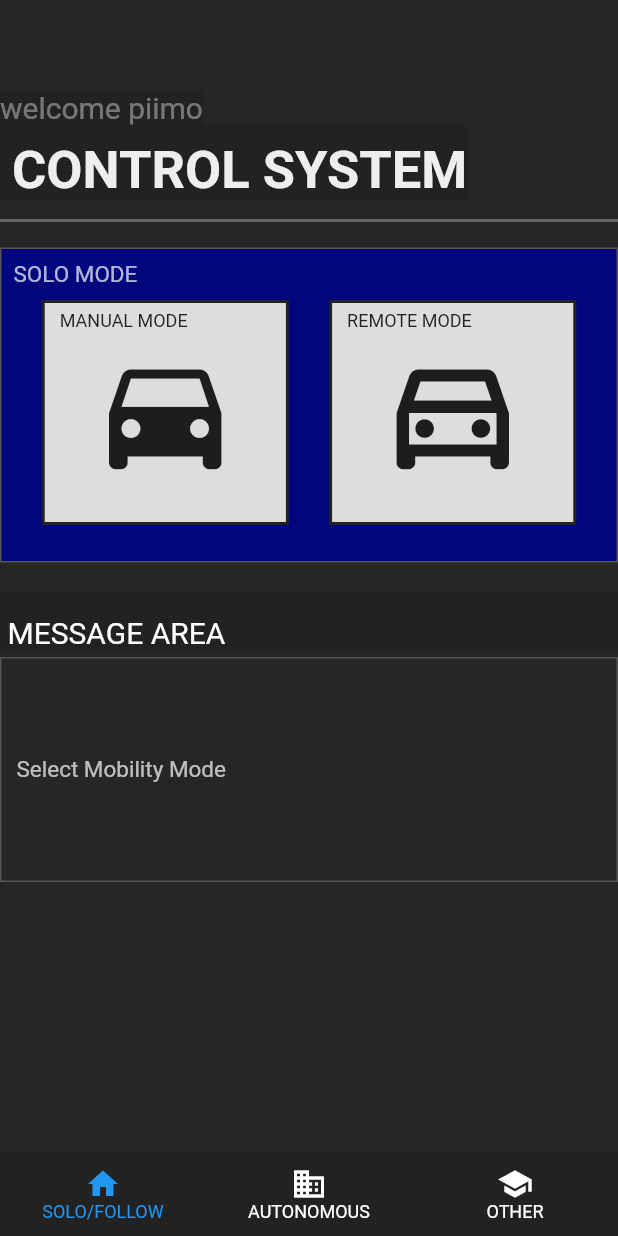
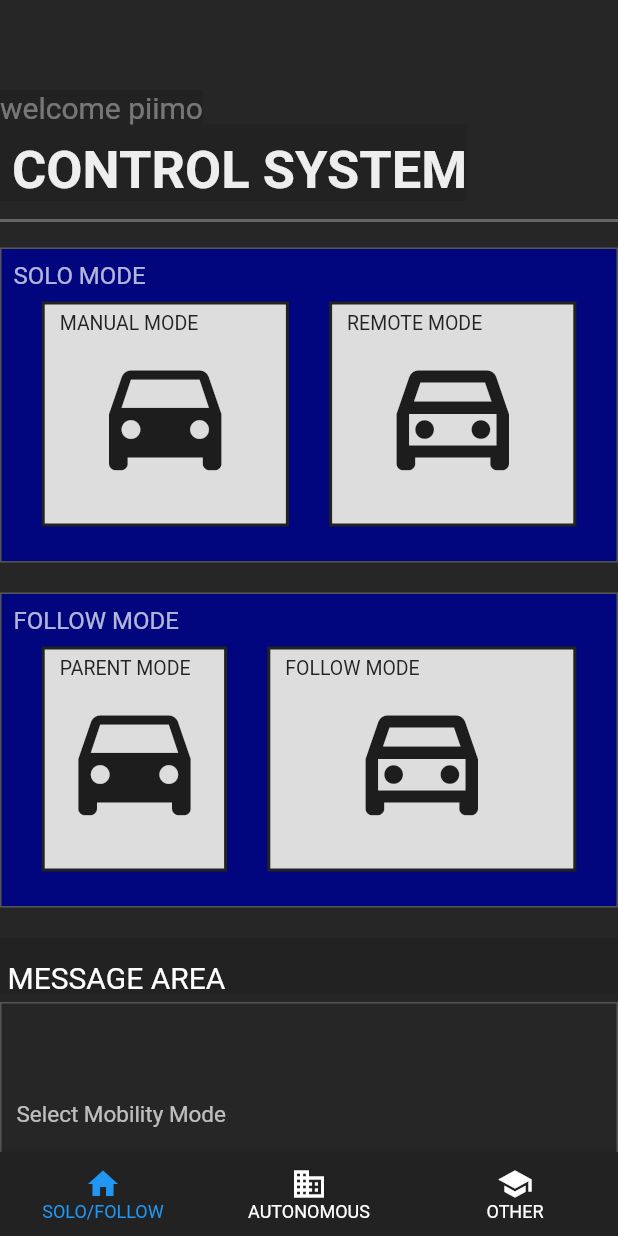
Before and after one commit to sota1111/flut, a Flutter app: the screen it shows after launch, on a phone screen of 412 x 824 dp. Run offline on Flutter 3.47's test engine with Material 2 defaults, Android fonts, the phone set to English and light mode, and no system bars; our stand-ins replace flutter_riverpod, hive, hive_flutter, screenshot, share_plus; accounts and stored records are empty.

Commit message:
Followモードを追加。

```diff
--- a/robot_ui/lib/common.dart
+++ b/robot_ui/lib/common.dart
@@ -5,5 +5,5 @@ enum Mode {
   manual,
   remote,
   parent,
-  child,
+  follow,
 }
--- a/robot_ui/lib/main.dart
+++ b/robot_ui/lib/main.dart
@@ -3,7 +3,7 @@ import 'package:flutter/material.dart';
 import 'package:flutter_riverpod/flutter_riverpod.dart';
 import 'upper_area.dart';
 import 'manual_remote.dart';
-import 'follow.dart';
+import 'parent_follow.dart';
 import 'message_area.dart';
 import 'bottom_navi.dart';
 
@@ -27,7 +27,7 @@ class MyApp extends StatelessWidget {
           children: [
             UpperArea(),
             ManualRemote(),
-            //Follow(),
+            ParentFollow(),
             MessageArea(),
           ],
         ),
--- a/robot_ui/lib/manual_remote.dart
+++ b/robot_ui/lib/manual_remote.dart
@@ -49,7 +49,7 @@ class ManualRemote extends ConsumerWidget {
               padding: const EdgeInsets.all(8.0),
               child: Text(
                 'SOLO MODE',
-                style: TextStyle(fontSize: 15, color: Colors.white70),
+                style: TextStyle(fontSize: 16, color: Colors.white70),
               ),
             ),
             Row(
@@ -84,7 +84,7 @@ class ManualRemote extends ConsumerWidget {
                           child: Text(
                             'MANUAL MODE',
                             style: TextStyle(
-                                fontSize: 12,
+                                fontSize: 13,
                                 color: _colorManual == colorOn
                                     ? colorOff
                                     : colorOn),
@@ -123,7 +123,7 @@ class ManualRemote extends ConsumerWidget {
                           child: Text(
                             'REMOTE MODE',
                             style: TextStyle(
-                              fontSize: 12,
+                              fontSize: 13,
                               color:
                                   _colorRemote == colorOn ? colorOff : colorOn,
                             ),
--- a/robot_ui/lib/follow.dart
+++ b/robot_ui/lib/parent_follow.dart
@@ -1,22 +1,42 @@
+import 'dart:ui';
 import 'package:flutter/cupertino.dart';
 import 'package:flutter/material.dart';
+import 'package:flutter_riverpod/flutter_riverpod.dart';
+import 'common.dart';
 
+final modeProvider = StateNotifierProvider<ModeNotifier, Mode>(
+        (ref) => ModeNotifier(Mode.neutral));
 
-class Follow extends StatefulWidget {
-  @override
-  _FollowState createState() => _FollowState();
+class ModeNotifier extends StateNotifier<Mode> {
+  ModeNotifier(Mode state) : super(state);
+
+  void changeMode(Mode newMode) {
+    if (newMode == state) {
+      state = Mode.neutral;
+    } else {
+      state = newMode;
+    }
+  }
 }
 
-class _FollowState extends State<Follow> {
+class ParentFollow extends ConsumerWidget {
   @override
-  Widget build(BuildContext context){
+  Widget build(BuildContext context, WidgetRef ref) {
+    Size screenSize = MediaQuery.of(context).size;
+    Mode modeState = ref.watch(modeProvider);
+    Color colorOn = const Color(0xFF222222);
+    Color colorOff = const Color(0xFFDDDDDD);
+    Color _colorParent = modeState == Mode.parent ? colorOn : colorOff;
+    Color _colorFollow = modeState == Mode.follow ? colorOn : colorOff;
 
-    Size screenSize = MediaQuery.of(context).size;
+    void _changeColor(Mode modeClicked) {
+      ref.read(modeProvider.notifier).changeMode(modeClicked);
+    }
 
     return Column(crossAxisAlignment: CrossAxisAlignment.start, children: [
       Container(
-        width: screenSize.width * 1.0, // 例: 幅を100に設定
-        height: 210, // 例: 高さを100に設定
+        width: screenSize.width * 1.0,
+        height: 210,
         decoration: BoxDecoration(
           color: Color(0xFF01067F),
           borderRadius: BorderRadius.circular(0),
@@ -28,7 +48,7 @@ class _FollowState extends State<Follow> {
             Padding(
               padding: const EdgeInsets.all(8.0),
               child: Text(
-                'FOLLOE MODE',
+                'FOLLOW MODE',
                 style: TextStyle(fontSize: 16, color: Colors.white70),
               ),
             ),
@@ -36,20 +56,24 @@ class _FollowState extends State<Follow> {
               mainAxisAlignment: MainAxisAlignment.spaceEvenly,
               children: [
                 InkWell(
-                  onTap: () {},
+                  onTap: () {
+                    _changeColor(Mode.parent);
+                  },
                   child: Container(
                     width: screenSize.width * 0.3,
                     height: 150,
                     decoration: BoxDecoration(
-                      color: Color(0xFFDDDDDD),
+                      color: _colorParent,
                       borderRadius: BorderRadius.circular(0),
-                      border: Border.all(color: Color(0xFF555555), width: 2),
+                      border: Border.all(
+                          color: _colorParent == colorOn ? colorOff : colorOn,
+                          width: 2),
                     ),
                     child: Stack(
                       children: [
                         Center(
                           child: Icon(
-                            Icons.directions_railway_filled_outlined,
+                            Icons.directions_car,
                             color: Colors.black87,
                             size: 100,
                           ),
@@ -58,30 +82,37 @@ class _FollowState extends State<Follow> {
                           top: 5,
                           left: 10,
                           child: Text(
-                            'PARENT DEVICE',
-                            style: TextStyle(fontSize: 12, color: Colors.black54),
+                            'PARENT MODE',
+                            style: TextStyle(
+                                fontSize: 13,
+                                color: _colorParent == colorOn
+                                    ? colorOff
+                                    : colorOn),
                           ),
                         ),
                       ],
                     ),
                   ),
                 ),
-
                 InkWell(
-                  onTap: () {},
+                  onTap: () {
+                    _changeColor(Mode.follow);
+                  },
                   child: Container(
                     width: screenSize.width * 0.5,
                     height: 150,
                     decoration: BoxDecoration(
-                      color: Color(0xFFDDDDDD),
+                      color: _colorFollow,
                       borderRadius: BorderRadius.circular(0),
-                      border: Border.all(color: Color(0xFF555555), width: 2),
+                      border: Border.all(
+                          color: _colorFollow == colorOn ? colorOff : colorOn,
+                          width: 2),
                     ),
                     child: Stack(
                       children: [
                         Center(
                           child: Icon(
-                            Icons.directions_railway_filled_rounded,
+                            Icons.directions_car_filled_outlined,
                             color: Colors.black87,
                             size: 100,
                           ),
@@ -90,8 +121,12 @@ class _FollowState extends State<Follow> {
                           top: 5,
                           left: 10,
                           child: Text(
-                            'CHILD DEVICE',
-                            style: TextStyle(fontSize: 12, color: Colors.black54),
+                            'FOLLOW MODE',
+                            style: TextStyle(
+                              fontSize: 13,
+                              color:
+                              _colorFollow == colorOn ? colorOff : colorOn,
+                            ),
                           ),
                         ),
                       ],
@@ -104,7 +139,7 @@ class _FollowState extends State<Follow> {
         ),
       ),
       Padding(
-        padding: const EdgeInsets.fromLTRB(10.0, 10.0, 60.0, 0.0),
+        padding: const EdgeInsets.fromLTRB(10.0, 20.0, 60.0, 0.0),
       ),
     ]);
   }
```
